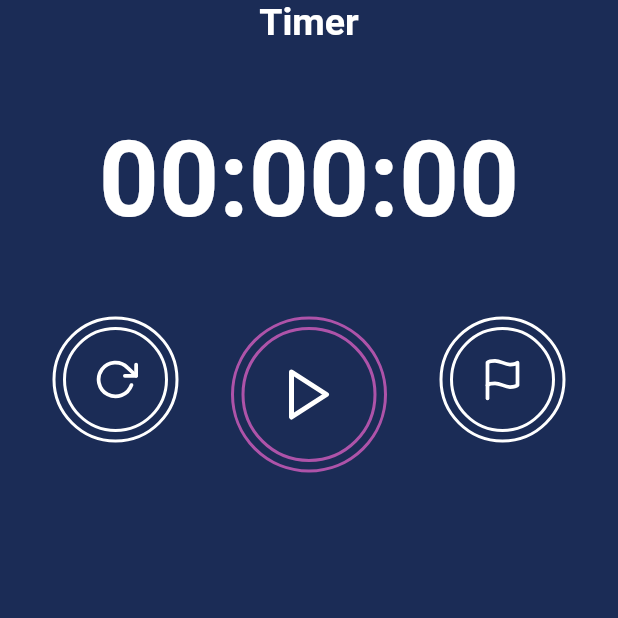
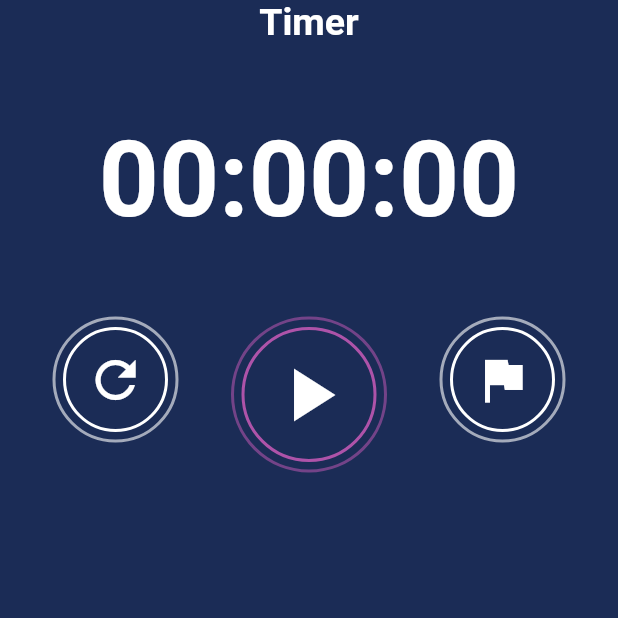
Before and after one commit to feMoraes0/stopwatch-app, a Flutter app: the screen it shows after launch, on a phone screen of 412 x 824 dp, the top half of it. Run offline on Flutter 3.47's test engine with Material 2 defaults, Android fonts, the phone set to English and light mode, and no system bars.

Commit message:
style: updated icons to default icon widget

```diff
--- a/lib/screens/home.dart
+++ b/lib/screens/home.dart
@@ -1,5 +1,4 @@
 import 'package:flutter/material.dart';
-import 'package:feather_icons_flutter/feather_icons_flutter.dart';
 
 class Home extends StatefulWidget {
   @override
@@ -43,7 +42,7 @@ class _HomeState extends State<Home> {
                     padding: const EdgeInsets.all(5.0),
                     decoration: BoxDecoration(
                       border: Border.all(
-                        color: Colors.white,
+                        color: Colors.white60,
                         width: 2.0,
                       ),
                       borderRadius: BorderRadius.circular(
@@ -64,9 +63,9 @@ class _HomeState extends State<Home> {
                       ),
                       child: Center(
                         child: Icon(
-                          FeatherIcons.rotateCw,
+                          Icons.refresh,
                           color: Colors.white,
-                          size: 30.0,
+                          size: 40.0,
                         ),
                       ),
                     ),
@@ -75,7 +74,7 @@ class _HomeState extends State<Home> {
                     padding: const EdgeInsets.all(5.0),
                     decoration: BoxDecoration(
                       border: Border.all(
-                        color: Color.fromRGBO(174, 83, 169, 1.0),
+                        color: Color.fromRGBO(174, 83, 169, 0.6),
                         width: 2.0,
                       ),
                       borderRadius: BorderRadius.circular(
@@ -96,9 +95,9 @@ class _HomeState extends State<Home> {
                       ),
                       child: Center(
                         child: Icon(
-                          FeatherIcons.play,
+                          Icons.play_arrow,
                           color: Colors.white,
-                          size: 40.0,
+                          size: 60.0,
                         ),
                       ),
                     ),
@@ -107,7 +106,7 @@ class _HomeState extends State<Home> {
                     padding: const EdgeInsets.all(5.0),
                     decoration: BoxDecoration(
                       border: Border.all(
-                        color: Colors.white,
+                        color: Colors.white60,
                         width: 2.0,
                       ),
                       borderRadius: BorderRadius.circular(
@@ -128,9 +127,9 @@ class _HomeState extends State<Home> {
                       ),
                       child: Center(
                         child: Icon(
-                          FeatherIcons.flag,
+                          Icons.flag,
                           color: Colors.white,
-                          size: 30.0,
+                          size: 40.0,
                         ),
                       ),
                     ),
```
